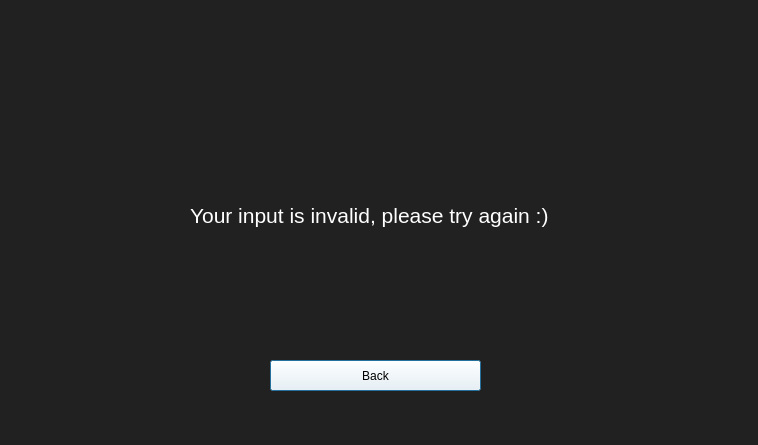
Old version of the form ErrorScreen.ui in the repository Joshlim288/sql-annotator.
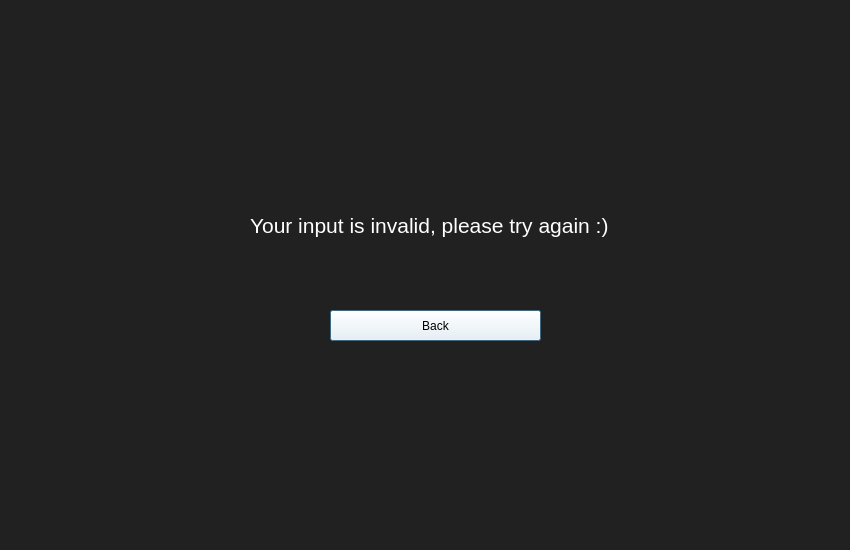
New version of the form.

Commit message: Increased window size and minor UI fixes

Patch:
```diff
--- a/ErrorScreen.ui
+++ b/ErrorScreen.ui
@@ -6,8 +6,8 @@
    <rect>
     <x>0</x>
     <y>0</y>
-    <width>758</width>
-    <height>445</height>
+    <width>850</width>
+    <height>550</height>
    </rect>
   </property>
   <property name="palette">
@@ -137,8 +137,8 @@
   <widget class="QPushButton" name="backButton">
    <property name="geometry">
     <rect>
-     <x>270</x>
-     <y>360</y>
+     <x>330</x>
+     <y>310</y>
      <width>211</width>
      <height>31</height>
     </rect>
@@ -154,9 +154,9 @@
   <widget class="QLabel" name="errorMessage">
    <property name="geometry">
     <rect>
-     <x>190</x>
-     <y>150</y>
-     <width>401</width>
+     <x>250</x>
+     <y>160</y>
+     <width>371</width>
      <height>131</height>
     </rect>
    </property>
```
The commit also changes 6 other files.
